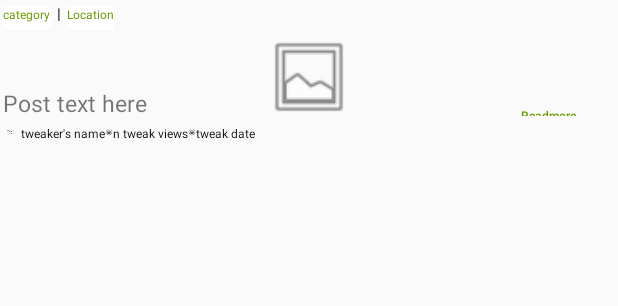
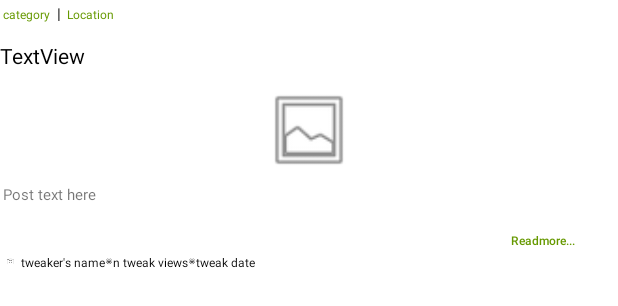
Before and after one commit to snt4589/TheTWeaks, an Android app: the layout feed_item.xml on its own in the app's theme, with its tools: preview values and no code run, on a phone screen of 412 x 824 dp. Shown: the top 306 px of the screen. Run offline under Robolectric (Android 15) with nearby library versions, the phone set to English and light mode, and no system bars.

Commit message:
Connected Feed page and corrected Feed UI Still need to customize type of posts according to profile.

```diff
--- a/app/src/main/res/layout/feed_item.xml
+++ b/app/src/main/res/layout/feed_item.xml
@@ -1,9 +1,18 @@
 <?xml version="1.0" encoding="utf-8"?>
 <android.support.constraint.ConstraintLayout xmlns:android="http://schemas.android.com/apk/res/android"
+                                             xmlns:tools="http://schemas.android.com/tools" android:layout_width="wrap_content"
+                                             android:layout_height="wrap_content"
+                                             xmlns:app="http://schemas.android.com/apk/res-auto"
+                                             android:background="#FFFFFF">
+
+    <TextView
+            android:text="TextView"
             android:layout_width="wrap_content"
             android:layout_height="wrap_content"
-                                             xmlns:app="http://schemas.android.com/apk/res-auto">
-
+            android:id="@+id/feed_topic"
+            app:layout_constraintStart_toStartOf="parent" app:layout_constraintTop_toBottomOf="@+id/layout1"
+            android:layout_marginTop="8dp" android:textColor="@android:color/black"
+    /> >
     <LinearLayout
             app:layout_constraintTop_toTopOf="parent"
             android:layout_width="match_parent"
@@ -44,9 +53,11 @@
     <RelativeLayout
             android:id="@+id/layout2"
             android:layout_width="match_parent"
-            app:layout_constraintTop_toBottomOf="@id/layout1"
+            android:background="#FFFFFF"
             android:orientation="vertical"
-            android:layout_height="wrap_content">
+            android:layout_height="wrap_content" app:layout_constraintEnd_toEndOf="parent"
+            app:layout_constraintStart_toStartOf="parent" android:layout_marginTop="8dp"
+            app:layout_constraintTop_toBottomOf="@+id/feed_topic">
 
         <ImageView
                 android:id="@+id/post_image"
@@ -57,27 +68,27 @@
         <TextView
                 android:id="@+id/post_content"
                 android:layout_width="match_parent"
-                  android:layout_alignBottom="@id/post_image"
-                  android:layout_margin="2dp"
                 android:text="Post text here"
-                android:textSize="15dp"
-                  android:layout_height="wrap_content"/>
+                android:textSize="10sp"
+                android:layout_height="25dp" android:layout_marginLeft="2dp" android:layout_marginTop="4dp"
+                android:layout_marginStart="2dp" android:layout_marginRight="2dp" android:layout_marginEnd="2dp"
+                android:layout_below="@+id/post_image"/>
         <Button
-                android:id="@+id/btShowmore"
-                android:layout_width="wrap_content"
+                android:layout_width="65dp"
                 android:text="Readmore..."
                 android:textSize="8dp"
                 android:textAllCaps="false"
                 android:padding="2dp"
                 android:layout_alignParentRight="true"
-                android:layout_alignBottom="@id/post_content"
                 android:textColor="@android:color/holo_green_dark"
                 android:background="@android:color/transparent"
-                android:layout_height="10dp" />
+                android:layout_height="17dp" android:layout_marginRight="18dp" android:layout_marginTop="4dp"
+                android:layout_below="@+id/post_content"/>
 
     </RelativeLayout>
     <LinearLayout android:layout_width="match_parent"
                   android:id="@+id/layout3"
+                  android:background="#FFFFFF"
                   android:orientation="horizontal"
                   app:layout_constraintTop_toBottomOf="@id/layout2"
                   android:layout_height="10dp">
@@ -100,7 +111,7 @@
                 android:layout_height="5dp"/>
 
         <TextView
-                android:id="@+id/Profile_name"
+                android:id="@+id/post_view"
                 android:layout_width="wrap_content"
                 android:text="n tweak views"
                 android:textColor="@android:color/black"
@@ -112,7 +123,7 @@
                 android:layout_width="5dp"
                 android:layout_height="5dp"/>
         <TextView
-                android:id="@+id/Profile_name"
+                android:id="@+id/post_date"
                 android:layout_width="wrap_content"
                 android:text="tweak date"
                 android:textColor="@android:color/black"
@@ -123,7 +134,11 @@
                   android:textColor="@android:color/black"/>
 
     </LinearLayout>
-
+    <Space
+            android:layout_width="0dp"
+            android:layout_height="10dp"
+            app:layout_constraintStart_toStartOf="parent" app:layout_constraintEnd_toEndOf="parent"
+            android:layout_marginTop="15dp" app:layout_constraintTop_toBottomOf="@+id/layout3"/>
 
 
 </android.support.constraint.ConstraintLayout>
```
Also changed, not shown: app/src/main/AndroidManifest.xml (+7 -7 lines), app/src/main/java/com/thetweaks/snt/thetweaks/Activities/feedActivity.java (+70 -18 lines), app/src/main/java/com/thetweaks/snt/thetweaks/explorerData/Feed.java (+15 -5 lines), app/src/main/java/com/thetweaks/snt/thetweaks/explorerData/FeedAdapter.java (+6 -4 lines), app/src/main/res/layout/activity_feed.xml (+31 -18 lines). Lines whose indentation alone changed are shown as unchanged.
